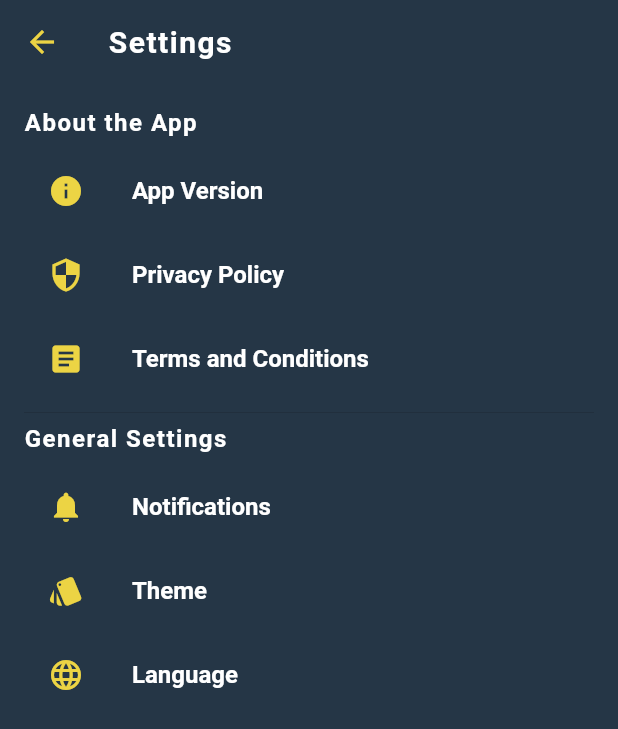
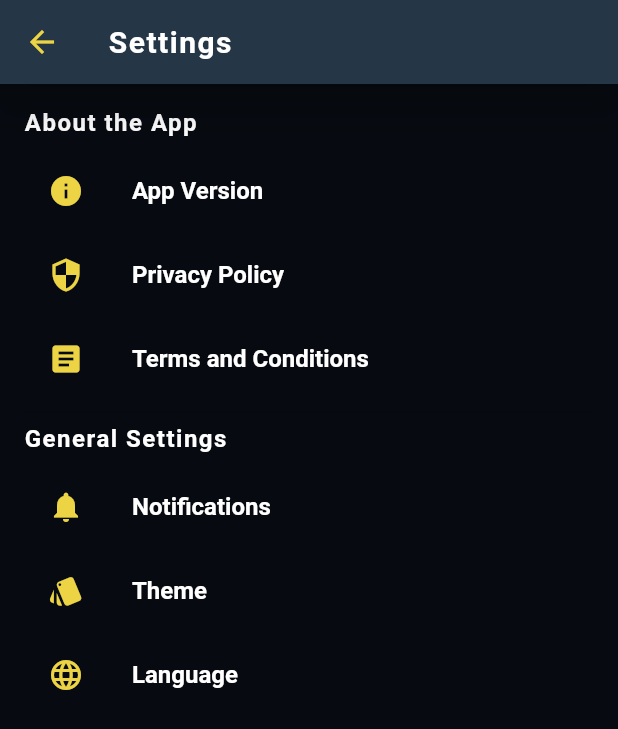
Before and after one commit to Noman050/Muzic, a Flutter app: the screen it shows after launch, item 3 of the bottom bar chosen, on a phone screen of 412 x 824 dp. Shown: the top 729 px of the screen. Run offline on Flutter 3.47's test engine with Material 2 defaults, Android fonts, the phone set to English and light mode, and no system bars; our stand-ins replace file_picker, get, just_audio, on_audio_query, open_file, permission_handler and 2 more; missing offline and left inert: audiotagger.

```diff
--- a/lib/screens/addSongScreen.dart
+++ b/lib/screens/addSongScreen.dart
@@ -124,7 +124,6 @@ class MetadataSelectionState extends State<AddSongScreen> {
   Widget build(BuildContext context) {
     return Scaffold(
       appBar: AppBar(
-        backgroundColor: bgColor,
         centerTitle: true,
         title: const Text("Add Song"),
         iconTheme: const IconThemeData(color: buttonColor),
--- a/lib/screens/homeScreen.dart
+++ b/lib/screens/homeScreen.dart
@@ -30,10 +30,7 @@ class _HomeState extends State<HomeScreen> {
     late AsyncSnapshot<List<SongModel>> dataForSearch;
     return  Scaffold(
       drawer: const MyDrawer(),
-      backgroundColor: bgDarkColor,
       appBar: AppBar(
-        iconTheme: const IconThemeData(color: buttonColor),
-        backgroundColor: bgColor,
         actions: [
           IconButton(
             onPressed: (){
--- a/lib/screens/meteDataRetriver.dart
+++ b/lib/screens/meteDataRetriver.dart
@@ -67,7 +67,6 @@ class _AudioMetadataScreenState extends State<AudioMetadataScreen> {
     return Scaffold(
       appBar: AppBar(
         title: const Text('Audio Metadata'),
-        backgroundColor: bgDarkColor,
       ),
       body: Center(
         child: Column(
--- a/lib/screens/mySplashScreen.dart
+++ b/lib/screens/mySplashScreen.dart
@@ -10,7 +10,7 @@ class MySplashScreen extends StatelessWidget {
   @override
   Widget build(BuildContext context) {
     return SplashScreen(
-        seconds: 2,
+        seconds: 3,
         navigateAfterSeconds: const HomeScreen(),
         image: Image.asset(
           "assets/images/logo.png",
--- a/lib/screens/optionScreen.dart
+++ b/lib/screens/optionScreen.dart
@@ -11,7 +11,6 @@ class OptionScreen extends StatelessWidget {
   @override
   Widget build(BuildContext context) {
     return Scaffold(
-      backgroundColor: bgColor,
       body: Center(
         child: SingleChildScrollView(
           child: Column(
--- a/lib/screens/playListScreen.dart
+++ b/lib/screens/playListScreen.dart
@@ -146,11 +146,8 @@ class _PlaylistScreenState extends State<PlaylistScreen> {
   @override
   Widget build(BuildContext context) {
     return Scaffold(
-      backgroundColor: bgDarkColor,
       drawer: const MyDrawer(),
       appBar: AppBar(
-        iconTheme: const IconThemeData(color: buttonColor),
-        backgroundColor: bgColor,
         title: const Text('Playlists'),
         actions: [
           IconButton(
--- a/lib/screens/playerScreen.dart
+++ b/lib/screens/playerScreen.dart
@@ -17,8 +17,7 @@ class PlayerScreen extends StatelessWidget {
     var controller = Get.find<PlayerController>();
 
     return Scaffold(
-      backgroundColor: bgColor,
-      appBar: AppBar(),
+      appBar: AppBar( centerTitle: true,title: const Text("Now Playing"),),
       body: Padding(
         padding: const EdgeInsets.fromLTRB(8, 8, 8, 0),
         child: Column(
--- a/lib/screens/settingsScreen.dart
+++ b/lib/screens/settingsScreen.dart
@@ -19,10 +19,7 @@ class _SettingsScreenState extends State<SettingsScreen> {
   @override
   Widget build(BuildContext context) {
     return Scaffold(
-      backgroundColor: bgColor,
       appBar: AppBar(
-        backgroundColor: bgColor,
-        iconTheme: const IconThemeData(color: buttonColor),
         title: const Text(
           'Settings',
           style: TextStyle(letterSpacing: 1),
--- a/lib/screens/weeklyReportScreen.dart
+++ b/lib/screens/weeklyReportScreen.dart
@@ -96,7 +96,6 @@ class WeeklyReportScreen extends StatelessWidget {
   @override
   Widget build(BuildContext context) {
     return Scaffold(
-      backgroundColor: bgDarkColor,
       appBar: AppBar(
         actions: [
             controller.playedSongs.isNotEmpty && controller.playedDate.isNotEmpty ? IconButton(onPressed: () async{
@@ -109,7 +108,6 @@ class WeeklyReportScreen extends StatelessWidget {
               viewPdfReport(filePath);
           }, icon: const Icon(Icons.picture_as_pdf_sharp, color: buttonColor,)) : const Text(""),
         ],
-        backgroundColor: bgColor,
         title: const Text('Weekly Report'),
       ),
       body: controller.playedSongs.isNotEmpty && controller.playedDate.isNotEmpty
@@ -153,7 +151,7 @@ class WeeklyReportScreen extends StatelessWidget {
             ) : Column(
               mainAxisAlignment: MainAxisAlignment.center,
               children:  [
-                 const Center(child:  Text("Empty File, No Song is played yet !", style: TextStyle(color: whiteColor),),),
+                 const Center(child:  Text("Empty File, No Song Is Played Yet Today!", style: TextStyle(color: whiteColor),),),
                  IconButton(onPressed: (){
                   openFile();
                  }, icon: const Icon(Icons.file_open, color: buttonColor,))
--- a/lib/themes/themeMode.dart
+++ b/lib/themes/themeMode.dart
@@ -1,14 +1,17 @@
  // ignore_for_file: file_names
 
  import 'package:flutter/material.dart';
+import 'package:music_app/consts/colors.dart';
 
 ThemeData myThemeData() {
     return ThemeData(
       fontFamily: "bold",
-      primarySwatch: Colors.blue,
+      scaffoldBackgroundColor: bgDarkColor,
+      buttonTheme: const ButtonThemeData(buttonColor: buttonColor),
       appBarTheme: const AppBarTheme(
-        backgroundColor: Colors.transparent,
-        elevation: 0,
+        iconTheme: IconThemeData(color: buttonColor),
+        backgroundColor: bgColor,
+        elevation: 10,
       )
     );
   }
```
